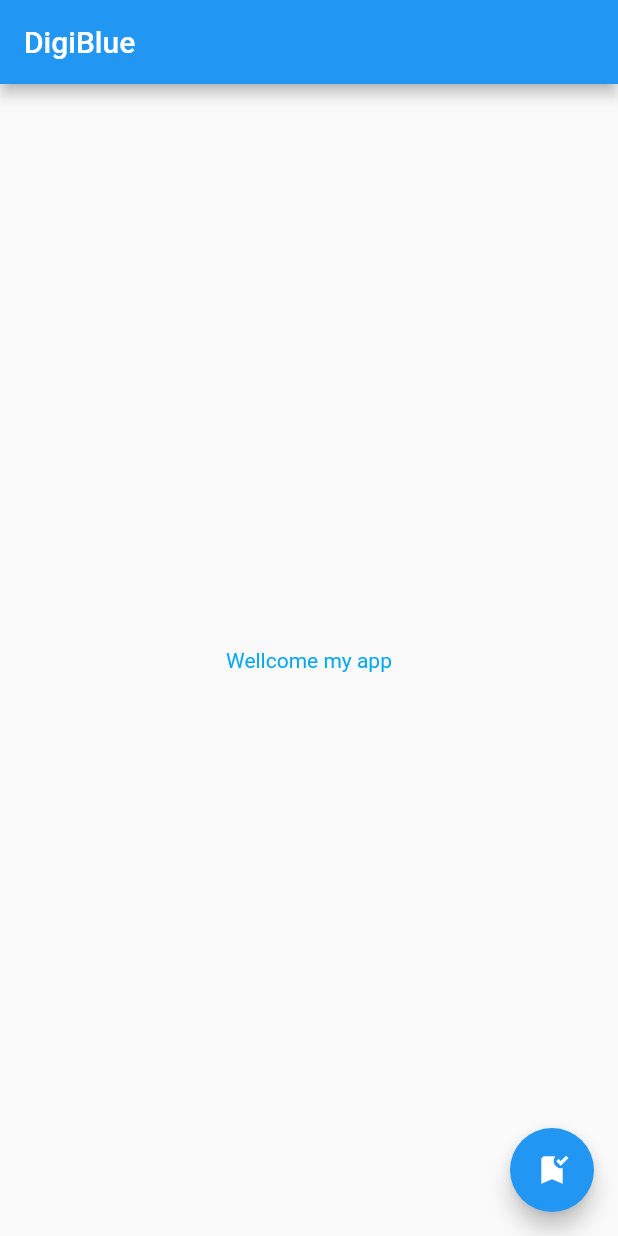
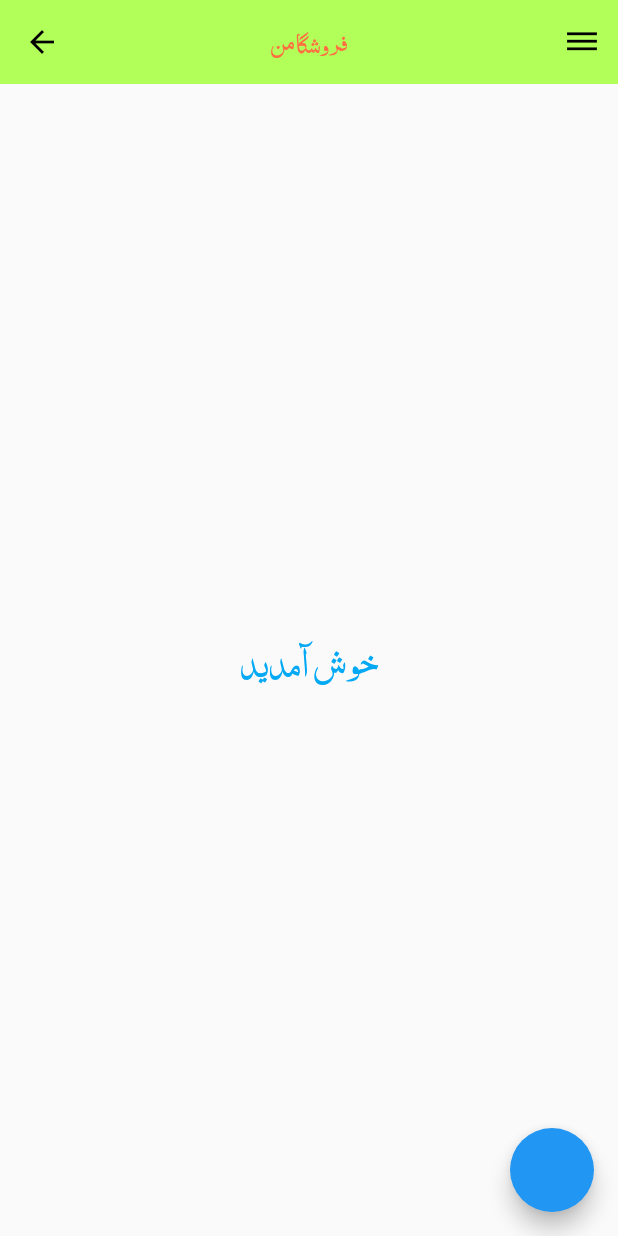
Before and after one commit to FARTASH-421/MyAppProjec1401, a Flutter app: the screen it shows after launch, on a phone screen of 412 x 824 dp. Run offline on Flutter 3.47's test engine with Material 2 defaults, Android fonts, the phone set to English and light mode, and no system bars.

```diff
--- /dev/null
+++ b/lib/home_page.dart
@@ -0,0 +1,46 @@
+import 'package:flutter/material.dart';
+class Home extends StatefulWidget {
+  @override
+  State<Home> createState() => _HomeState();
+}
+
+class _HomeState extends State<Home> {
+  @override
+  Widget build(BuildContext context) {
+    return MaterialApp(
+      debugShowCheckedModeBanner: false,
+      title: 'Stores',
+      color: Colors.blue,
+      home: Scaffold(
+        appBar: AppBar(
+          backgroundColor: Colors.lightGreenAccent,
+          leading: Icon( Icons.arrow_back, color: Colors.black),
+          elevation: 0,
+          title: Text(
+            'فروشگا من',
+            style: TextStyle(fontSize: 20, color: Colors.deepOrangeAccent,fontFamily: "Nas"),
+          ),
+          centerTitle: true,
+          actions: [
+            IconButton(
+              icon: Icon(Icons.dehaze,color: Colors.black,), onPressed: () { },
+            )
+          ],
+        ),
+        body: Center(
+
+          child: Text('خوش آمدید',
+            style: TextStyle(
+                fontSize: 30,
+                color: Colors.lightBlue,
+                fontFamily: "Nas"
+            ),
+          ),
+        ),
+        floatingActionButton: FloatingActionButton(onPressed: () {  },
+
+        ),
+      ),
+    );
+  }
+}
--- a/lib/main.dart
+++ b/lib/main.dart
@@ -1,28 +1,27 @@
 import 'package:flutter/material.dart';
+import 'package:flutter/services.dart';
+import 'package:my_pojects/splush_screen.dart';
 
-void main() => runApp(MyApp());
 
-class MyApp extends StatelessWidget {
+void  main(){
+  SystemChrome.setSystemUIOverlayStyle(
+      SystemUiOverlayStyle(statusBarColor: Colors.transparent));
+  runApp(Store());
+}
 
+class Store extends StatefulWidget {
+  @override
+  State<Store> createState() => _StoreState();
+}
+
+class _StoreState extends State<Store> {
   @override
   Widget build(BuildContext context) {
     return MaterialApp(
-      title: 'Flutter Demo',
-      home: Scaffold(
-        appBar: AppBar(
-          title: Text('DigiBlue'),
-        ),
-        body: Center(
-          child: Text('Wellcome my app',
-          style: TextStyle(
-            color: Colors.lightBlue
-          ),
-          ),
-        ),
-        floatingActionButton: FloatingActionButton(onPressed:(){},
-       child: Icon(Icons.bookmark_added),
-        ),
-      ),
+      debugShowCheckedModeBanner: false,
+      title: 'Stores',
+      color: Colors.blue,
+      home: Spalsh(),
     );
   }
 }
```
Also changed, not shown: lib/splush_screen.dart (added, +67 -0 lines), pubspec.yaml (+7 -7 lines), fonts/Nas.ttf (added), fonts/Salam.ttf (added), fonts/naskh.ttf (added), images/PngItem.png (added), images/ksenia.jpg (added).
